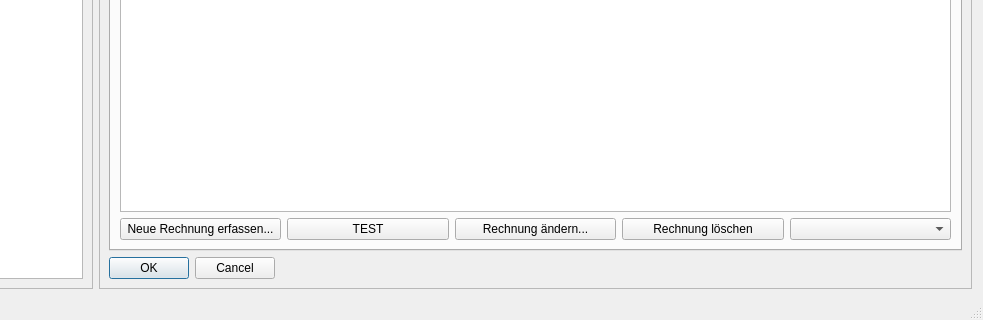
First picture: the form in WvMainWindow3.ui, repository testalucida/WV, before the edit; both pictures show x 192 to 1175 and y 583 to 903 of the 1175 by 903 pixel window.
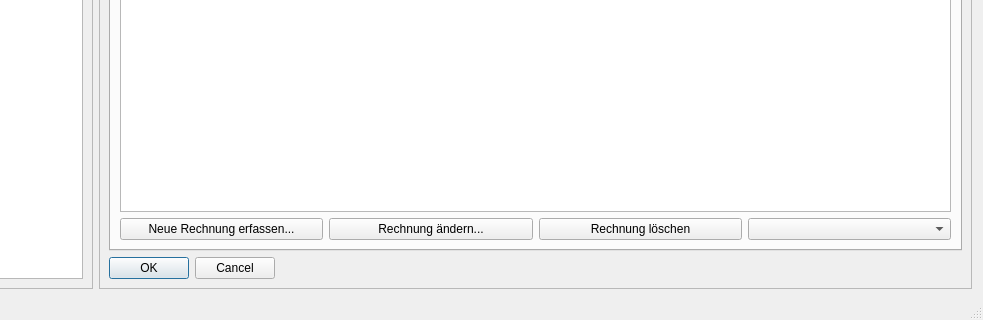
Second picture: the form after the edit.

```diff
--- a/WvMainWindow3.ui
+++ b/WvMainWindow3.ui
@@ -464,7 +464,7 @@
             <property name="sizeConstraint">
              <enum>QLayout::SetMaximumSize</enum>
             </property>
-            <item row="2" column="4">
+            <item row="2" column="3">
              <widget class="QComboBox" name="cboRechnungenFilter"/>
             </item>
             <item row="2" column="0">
@@ -474,21 +474,21 @@
               </property>
              </widget>
             </item>
-            <item row="2" column="3">
+            <item row="2" column="2">
              <widget class="QPushButton" name="btnRechnungDelete">
               <property name="text">
                <string>Rechnung löschen</string>
               </property>
              </widget>
             </item>
-            <item row="2" column="2">
+            <item row="2" column="1">
              <widget class="QPushButton" name="btnEditRechnung">
               <property name="text">
                <string>Rechnung ändern...</string>
               </property>
              </widget>
             </item>
-            <item row="0" column="0" colspan="5">
+            <item row="0" column="0" colspan="4">
              <widget class="QTableView" name="tblRechnungen">
               <property name="editTriggers">
                <set>QAbstractItemView::NoEditTriggers</set>
@@ -504,13 +504,6 @@
               </attribute>
              </widget>
             </item>
-            <item row="2" column="1">
-             <widget class="QPushButton" name="btnTest">
-              <property name="text">
-               <string>TEST</string>
-              </property>
-             </widget>
-            </item>
            </layout>
           </widget>
           <widget class="QWidget" name="tabMiete">
```
Left out of the diff: 13 changed lines with no effect on the pictures.
